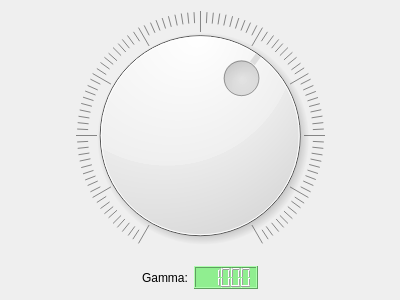
Qt form resources/forms/custom_dial_widget.ui (gregorycarnegie/autocrop) before a commit.
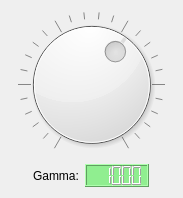
The same form after that commit.

Patch:
```diff
--- a/resources/forms/custom_dial_widget.ui
+++ b/resources/forms/custom_dial_widget.ui
@@ -6,8 +6,8 @@
    <rect>
     <x>0</x>
     <y>0</y>
-    <width>400</width>
-    <height>300</height>
+    <width>183</width>
+    <height>198</height>
    </rect>
   </property>
   <property name="windowTitle">
```
